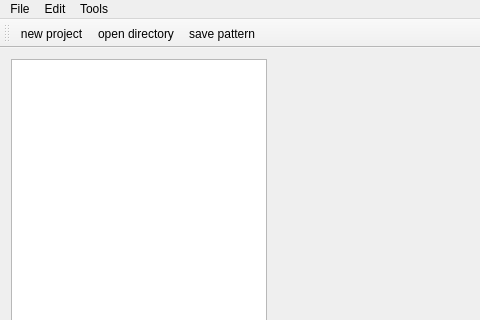
Qt form dispositif/Cubicle/mainwindow.ui (ppff/Cubicle-GUI) before a commit; both pictures show x 0 to 480 and y 0 to 320 of the 1200 by 600 pixel window.
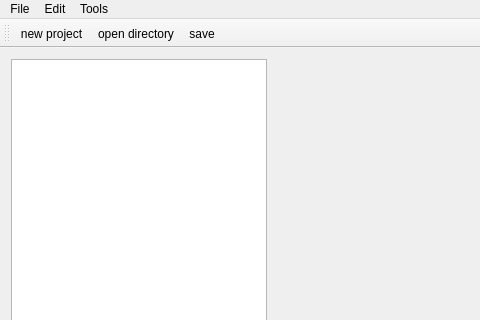
The same form after that commit. Icons and pictures are not drawn. Custom widgets are drawn as their Qt base class.

Commit message: changer save pattern en save

Patch:
```diff
--- a/dispositif/Cubicle/mainwindow.ui
+++ b/dispositif/Cubicle/mainwindow.ui
@@ -318,7 +318,7 @@
      <normaloff>:/Images/save.png</normaloff>:/Images/save.png</iconset>
    </property>
    <property name="text">
-    <string>save pattern</string>
+    <string>save </string>
    </property>
    <property name="shortcut">
     <string>Ctrl+S</string>
```
Left out of the diff: 2 changed lines with no effect on the pictures.
